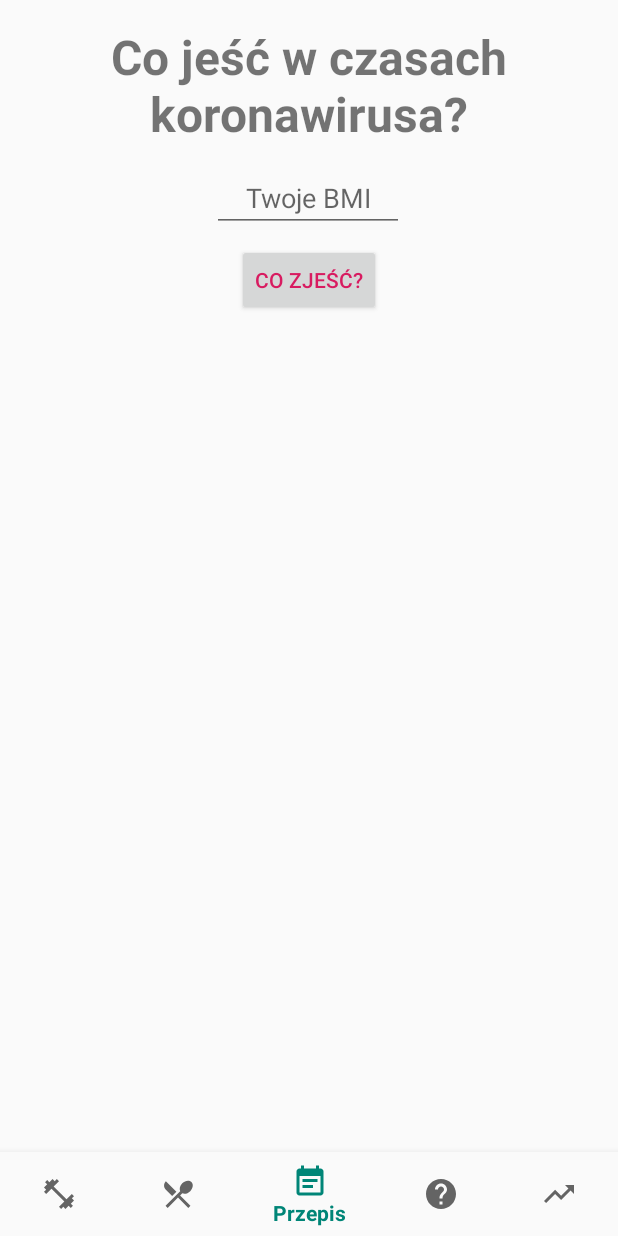
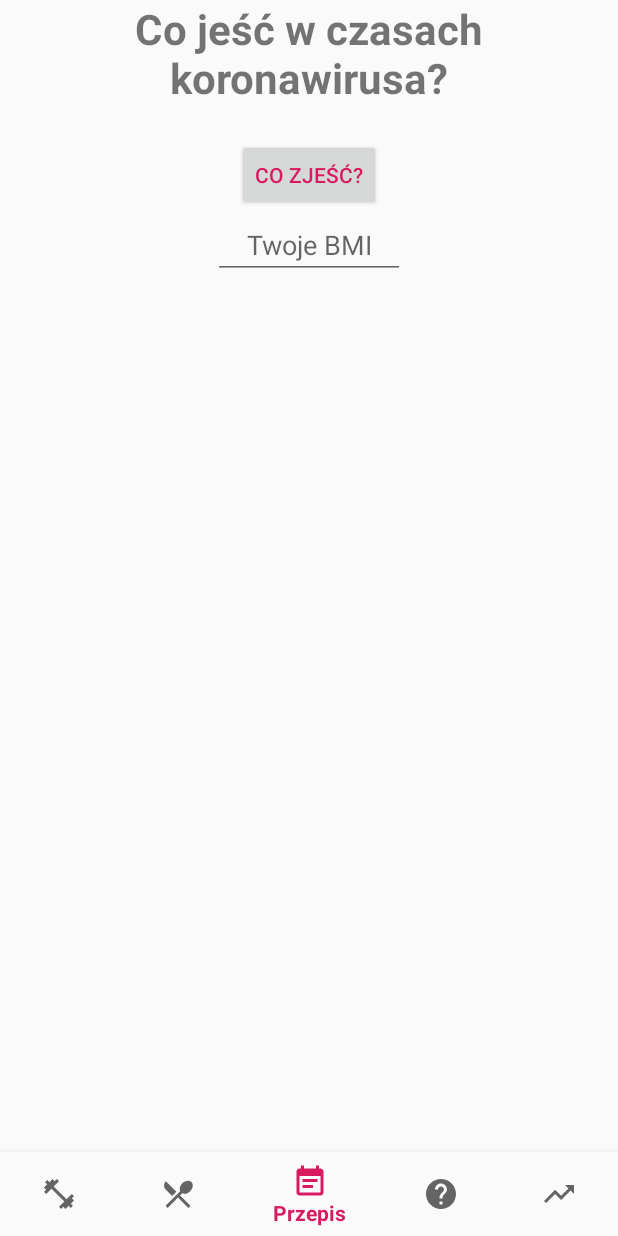
Before and after one commit to KatarzynaHawliczek/PAMO_repozytorium, an Android app: the screen it shows after launch (MainActivity), item 3 of the bottom bar chosen, on a phone screen of 412 x 824 dp. Run offline under Robolectric (Android 15) with nearby library versions, the phone set to English and light mode, and no system bars.

Commit message:
lab05 - BMI calculator v5.0

```diff
--- a/app/src/main/java/com/example/bmicalculator/kotlinclasses/FoodFragment.kt
+++ b/app/src/main/java/com/example/bmicalculator/kotlinclasses/FoodFragment.kt
@@ -7,25 +7,14 @@ import android.view.ViewGroup
 import android.widget.*
 import androidx.fragment.app.Fragment
 import com.example.bmicalculator.R
-
+import kotlinx.android.synthetic.main.fragment_food.*
 
 class FoodFragment : Fragment() {
-
-    private var bmi: EditText? = null
-    private var produkty: ListView? = null
-    private var potrawa: TextView? = null
-    private var przepis: TextView? = null
 
     override fun onCreateView(inflater: LayoutInflater, container: ViewGroup?, savedInstanceState: Bundle?): View? {
 
         val view = inflater.inflate(R.layout.fragment_food, container, false)
-
-        bmi = view.findViewById(R.id.bmi)
         val co_zjesc = view.findViewById<Button>(R.id.co_zjesc)
-        potrawa = view.findViewById(R.id.potrawa)
-        przepis = view.findViewById(R.id.przepis)
-        produkty = view.findViewById(R.id.produkty)
-
         co_zjesc.setOnClickListener { pokazPrzepis() }
 
         return view
--- a/app/src/main/java/com/example/bmicalculator/kotlinclasses/MainActivity.kt
+++ b/app/src/main/java/com/example/bmicalculator/kotlinclasses/MainActivity.kt
@@ -5,7 +5,6 @@ import androidx.appcompat.app.AppCompatActivity
 import androidx.fragment.app.Fragment
 import com.example.bmicalculator.R
 import com.google.android.material.bottomnavigation.BottomNavigationView
-
 
 class MainActivity : AppCompatActivity() {
 
--- a/app/src/main/java/com/example/bmicalculator/kotlinclasses/StartFragment.kt
+++ b/app/src/main/java/com/example/bmicalculator/kotlinclasses/StartFragment.kt
@@ -7,7 +7,6 @@ import android.view.ViewGroup
 import androidx.fragment.app.Fragment
 import com.example.bmicalculator.R
 
-
 class StartFragment : Fragment() {
 
     override fun onCreateView(inflater: LayoutInflater, container: ViewGroup?, savedInstanceState: Bundle?): View? {
--- a/app/src/main/java/com/example/bmicalculator/kotlinclasses/StatisticFragment.kt
+++ b/app/src/main/java/com/example/bmicalculator/kotlinclasses/StatisticFragment.kt
@@ -7,7 +7,6 @@ import android.view.ViewGroup
 import android.webkit.WebView
 import androidx.fragment.app.Fragment
 import com.example.bmicalculator.R
-
 
 class StatisticFragment : Fragment() {
 
@@ -30,9 +29,9 @@ class StatisticFragment : Fragment() {
                 + "      google.charts.setOnLoadCallback(drawChart);\n"
                 + "      function drawChart() {\n"
                 + "        var data = google.visualization.arrayToDataTable([\n"
-                + "          ['Państwo', 'Zachorowania', 'Zgony', 'Wyleczenia'],\n"
+                + "          ['Panstwo', 'Zachorowania', 'Zgony', 'Wyleczenia'],\n"
                 + "          ['USA', 180271, 3573, 6241],\n"
-                + "          ['Włochy', 105792, 12428, 15729],\n"
+                + "          ['Wlochy', 105792, 12428, 15729],\n"
                 + "          ['Hiszpania', 94417, 8269, 19259],\n"
                 + "          ['Chiny', 81518, 3305, 76052],\n"
                 + "          ['Niemcy', 68180, 682, 15824],\n"
--- a/app/src/main/res/layout/activity_main.xml
+++ b/app/src/main/res/layout/activity_main.xml
@@ -4,7 +4,7 @@
     xmlns:tools="http://schemas.android.com/tools"
     android:layout_width="match_parent"
     android:layout_height="match_parent"
-    tools:context="com.example.bmicalculator.javaclasses.JMainActivity">
+    tools:context="com.example.bmicalculator.kotlinclasses.MainActivity">
 
     <FrameLayout
         android:id="@+id/fragment_container"
--- a/app/src/main/res/layout/fragment_food.xml
+++ b/app/src/main/res/layout/fragment_food.xml
@@ -12,80 +12,84 @@
         android:layout_alignParentTop="true"
         android:layout_alignParentEnd="true"
         android:layout_centerInParent="true"
-        android:layout_marginTop="16dp"
         android:gravity="center"
         android:text="@string/tytulFood"
-        android:textSize="32sp"
+        android:textSize="28sp"
         android:textStyle="bold"
         app:layout_constraintEnd_toEndOf="parent"
         app:layout_constraintHorizontal_bias="0.0"
         app:layout_constraintStart_toStartOf="parent"
         app:layout_constraintTop_toTopOf="parent" />
 
+    <Button
+        android:id="@+id/co_zjesc"
+        android:layout_width="wrap_content"
+        android:layout_height="wrap_content"
+        android:layout_gravity="center_horizontal"
+        android:layout_marginTop="22dp"
+        android:text="@string/co_zjesc"
+        android:textColor="@color/colorAccent"
+        app:layout_constraintEnd_toEndOf="parent"
+        app:layout_constraintStart_toStartOf="parent"
+        app:layout_constraintTop_toBottomOf="@+id/tytul" />
+
     <EditText
         android:id="@+id/bmi"
         android:layout_width="wrap_content"
         android:layout_height="wrap_content"
         android:layout_gravity="center_horizontal"
-        android:layout_marginTop="12dp"
         android:ems="6"
         android:hint="@string/hintBmi"
         android:importantForAutofill="no"
         android:inputType="number"
         android:textAlignment="center"
         app:layout_constraintEnd_toEndOf="parent"
-        app:layout_constraintHorizontal_bias="0.498"
         app:layout_constraintStart_toStartOf="parent"
-        app:layout_constraintTop_toBottomOf="@+id/tytul" />
-
-    <Button
-        android:id="@+id/co_zjesc"
-        android:layout_width="wrap_content"
-        android:layout_height="wrap_content"
-        android:layout_gravity="center_horizontal"
-        android:layout_marginTop="8dp"
-        android:text="@string/co_zjesc"
-        android:textColor="@color/colorAccent"
-        app:layout_constraintEnd_toEndOf="parent"
-        app:layout_constraintStart_toStartOf="parent"
-        app:layout_constraintTop_toBottomOf="@+id/bmi" />
+        app:layout_constraintTop_toBottomOf="@+id/co_zjesc" />
 
     <TextView
         android:id="@+id/potrawa"
         android:layout_width="wrap_content"
-        android:layout_height="wrap_content"
+        android:layout_height="34dp"
         android:layout_gravity="center_horizontal"
-        android:layout_marginTop="22dp"
+        android:layout_marginTop="18dp"
         android:textSize="25sp"
         app:layout_constraintEnd_toEndOf="parent"
-        app:layout_constraintHorizontal_bias="0.498"
+        app:layout_constraintHorizontal_bias="0.5"
         app:layout_constraintStart_toStartOf="parent"
-        app:layout_constraintTop_toBottomOf="@+id/co_zjesc" />
+        app:layout_constraintTop_toBottomOf="@+id/bmi" />
 
     <ListView
         android:id="@+id/produkty"
-        android:layout_width="364dp"
-        android:layout_height="97dp"
+        android:layout_width="385dp"
+        android:layout_height="120dp"
         android:layout_gravity="center_horizontal"
-        android:layout_marginTop="16dp"
-        android:textSize="15sp"
+        android:layout_marginTop="8dp"
+        android:textSize="13sp"
+        app:layout_constraintBottom_toBottomOf="@+id/bmi"
         app:layout_constraintEnd_toEndOf="parent"
-        app:layout_constraintHorizontal_bias="0.489"
         app:layout_constraintStart_toStartOf="parent"
-        app:layout_constraintTop_toBottomOf="@+id/potrawa" />
+        app:layout_constraintTop_toBottomOf="@+id/potrawa"
+        app:layout_constraintVertical_bias="0.0" />
 
-    <TextView
-        android:id="@+id/przepis"
-        android:layout_width="379dp"
-        android:layout_height="293dp"
+    <ScrollView
+        android:id="@+id/przepis_widok"
+        android:layout_width="385dp"
+        android:layout_height="270dp"
         android:layout_below="@+id/produkty"
-        android:layout_marginBottom="10dp"
         android:gravity="center"
-        android:textSize="15sp"
+        android:textSize="14sp"
         app:layout_constraintBottom_toBottomOf="parent"
         app:layout_constraintEnd_toEndOf="parent"
         app:layout_constraintStart_toStartOf="parent"
         app:layout_constraintTop_toBottomOf="@+id/produkty"
-        app:layout_constraintVertical_bias="0.541" />
+        app:layout_constraintVertical_bias="0.5">
+
+        <TextView
+            android:id="@+id/przepis"
+            android:layout_width="match_parent"
+            android:layout_height="wrap_content" />
+
+    </ScrollView>
 
 </androidx.constraintlayout.widget.ConstraintLayout>
--- a/app/src/main/res/layout/fragment_quiz.xml
+++ b/app/src/main/res/layout/fragment_quiz.xml
@@ -2,7 +2,6 @@
 <androidx.constraintlayout.widget.ConstraintLayout
     xmlns:android="http://schemas.android.com/apk/res/android"
     xmlns:app="http://schemas.android.com/apk/res-auto"
-    xmlns:tools="http://schemas.android.com/tools"
     android:layout_width="match_parent"
     android:layout_height="match_parent">
 
--- a/app/src/main/res/layout/fragment_statistic.xml
+++ b/app/src/main/res/layout/fragment_statistic.xml
@@ -18,14 +18,14 @@
         android:textSize="32sp"
         android:textStyle="bold"
         app:layout_constraintEnd_toEndOf="parent"
-        app:layout_constraintHorizontal_bias="0.494"
+        app:layout_constraintHorizontal_bias="0.5"
         app:layout_constraintStart_toStartOf="parent"
         app:layout_constraintTop_toTopOf="parent" />
 
     <WebView
         android:id="@+id/wykres"
         android:layout_width="415dp"
-        android:layout_height="489dp"
+        android:layout_height="490dp"
         app:layout_constraintBottom_toBottomOf="parent"
         app:layout_constraintEnd_toEndOf="parent"
         app:layout_constraintHorizontal_bias="1.0"
--- a/app/src/main/res/values/strings.xml
+++ b/app/src/main/res/values/strings.xml
@@ -22,7 +22,7 @@
     <item>- 0,25 szklanki oleju</item>
     <item>- 3 łyżki cukru pudru</item>
     <item>- 1 łyżka proszku do pieczenia</item>
-    <item>- 6 łyżeczel nutelli</item>
+    <item>- 6 łyżeczek nutelli</item>
 </string-array>
 
 <string name="potrawa2">Gofry!!!</string>
@@ -84,6 +84,8 @@
 <string name="licznik">1 z 9</string>
 <string name="koniec">Jeszcze raz!!!</string>
 <string name="zero">0</string>
+<string name="podaj_waga_wzrost">Podaj swoją wagę i wzrost</string>
+<string name="podaj_waga_wzrost_wiek">Podaj swoją wagę, wzrost i wiek</string>
 
 <string name="fragStart">Witaj w mojej apce!!!</string>
 
--- a/app/src/main/res/values/styles.xml
+++ b/app/src/main/res/values/styles.xml
@@ -3,8 +3,8 @@
     <!-- Base application theme. -->
     <style name="AppTheme" parent="Theme.AppCompat.Light.DarkActionBar">
         <!-- Customize your theme here. -->
-        <item name="colorPrimary">@color/colorPrimary</item>
-        <item name="colorPrimaryDark">@color/colorPrimaryDark</item>
+        <item name="colorPrimary">@color/colorAccent</item>
+        <item name="colorPrimaryDark">@color/colorAccent</item>
         <item name="colorAccent">@color/colorAccent</item>
     </style>
 
```
Also changed, not shown: app/src/main/java/com/example/bmicalculator/kotlinclasses/BmiFragment.kt (+5 -9 lines), app/src/main/java/com/example/bmicalculator/kotlinclasses/CaloriesFragment.kt (+6 -9 lines), app/src/main/java/com/example/bmicalculator/kotlinclasses/QuizFragment.kt (+1 -11 lines), app/src/main/res/layout/fragment_bmi.xml (+4 -4 lines), app/src/main/res/layout/fragment_calories.xml (+10 -9 lines).
